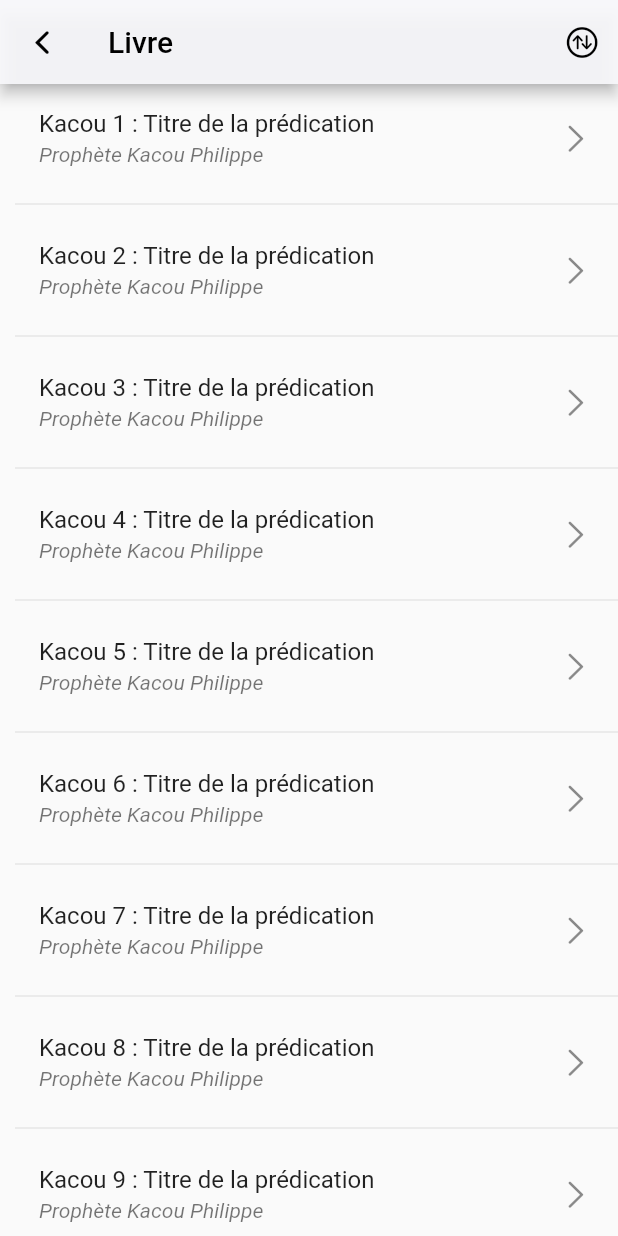
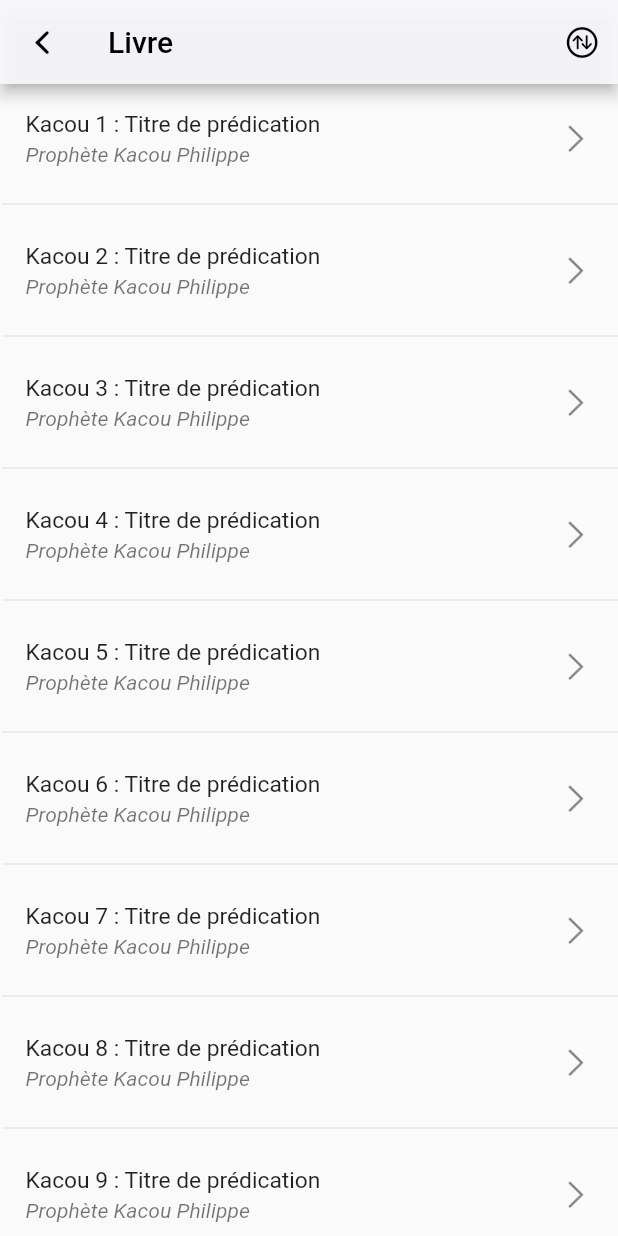
Before and after one commit to ifaryd/app, a Flutter app: the LivrePkp screen opened directly, on a phone screen of 412 x 824 dp. Run offline on Flutter 3.47's test engine with Material 2 defaults, Android fonts, the phone set to English and light mode, and no system bars; our stand-ins replace adaptive_theme; missing offline and left inert: page_animation_transition.

Commit message:
theme_popmenu_onglet

```diff
--- a/lib/Screen/MenuItems/Livre.dart
+++ b/lib/Screen/MenuItems/Livre.dart
@@ -3,7 +3,6 @@
 import 'package:flutter/cupertino.dart';
 import 'package:flutter/material.dart';
 import 'package:pkp_android_app/Screen/predPage.dart';
-import 'package:pkp_android_app/const.dart';
 
 class LivrePkp extends StatefulWidget {
   final String title;
@@ -42,20 +41,21 @@ class _LivrePkpState extends State<LivrePkp> {
             ],
       ),
       body: Padding(
-        padding: const EdgeInsets.only(left:10.0),
+        padding: const EdgeInsets.only(left:1.0),
         child: ListView.separated(
-         // clipBehavior: Clip.none,
           separatorBuilder: (BuildContext context, int index) => const Divider(
           ),
-          itemCount: 152,
+          itemCount: 10,
+          shrinkWrap: true,
           itemBuilder: ((context, index) {
             return InkWell(
               onTap: () {
               Navigator.push(context, MaterialPageRoute(builder: ((context) => PredPages())));
               },
               child: ListTile(
+                style:ListTileStyle.list,
                 title: Text(
-                  "Kacou ${index + 1} : Titre de la prédication",
+                  "Kacou ${index + 1} : Titre de prédication",style:TextStyle(fontSize:15.2),
                 ),
                 trailing: Icon(
                   CupertinoIcons.right_chevron,
```
